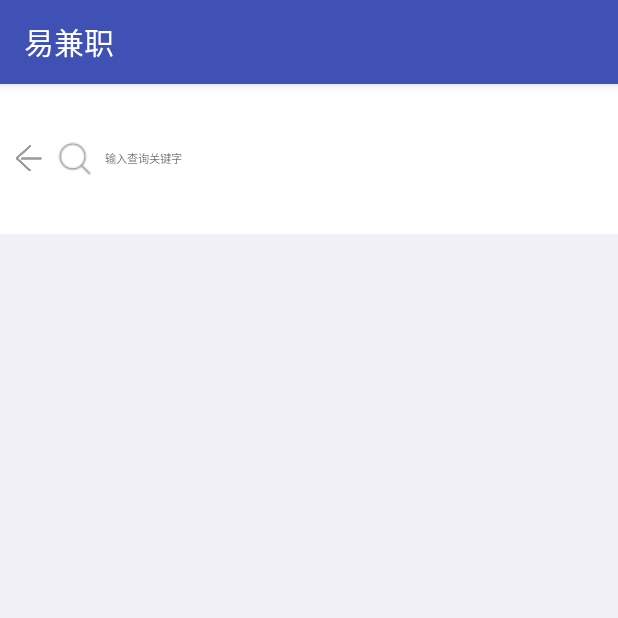
After one commit to yishuixiaozi/Partwork, an Android app: the SearchDemo screen opened directly, with no data from a screen before it, on a phone screen of 412 x 824 dp, the top half of it. The commit adds this screen. Run offline under Robolectric (Android 15) with nearby library versions, the phone set to English and light mode, and no system bars.

Commit message:
第六次上传：2018、3、6搜索框设置完成

```diff
--- a/app/src/main/AndroidManifest.xml
+++ b/app/src/main/AndroidManifest.xml
@@ -51,6 +51,7 @@
         <activity android:name=".HomeActivity" />
         <activity android:name=".PreviewActivity" />
         <activity android:name=".UdmoveActivity" />
+        <activity android:name=".SearchDemo"/>
     </application>
 
 </manifest>
--- a/app/src/main/java/com/hhit/edu/partwork/MainActivity.java
+++ b/app/src/main/java/com/hhit/edu/partwork/MainActivity.java
@@ -35,4 +35,8 @@ public class MainActivity extends AppCompatActivity {
         startActivity(new Intent(this,UdmoveActivity.class));
     }
     /*去搜索界面*/
+    public void goSearch(View view){
+        System.out.println("这是搜索的内容");
+        startActivity(new Intent(this,SearchDemo.class));
+    }
 }
--- /dev/null
+++ b/app/src/main/java/com/hhit/edu/partwork/SearchDemo.java
@@ -0,0 +1,48 @@
+package com.hhit.edu.partwork;
+import android.os.Bundle;
+import android.support.v7.app.AppCompatActivity;
+
+import com.hhit.edu.view.ICallBack;
+import com.hhit.edu.view.SearchView;
+import com.hhit.edu.view.bCallBack;
+
+/**
+ * Created by Carson_Ho on 17/8/11.
+ */
+
+public class SearchDemo extends AppCompatActivity {
+
+    // 1. 初始化搜索框变量
+    private SearchView searchView;
+    @Override
+    protected void onCreate(Bundle savedInstanceState) {
+        super.onCreate(savedInstanceState);
+        System.out.println("2121212121212");
+        // 2. 绑定视图
+        setContentView(R.layout.activity_search);
+        System.out.println("1111111111111");
+        // 3. 绑定组件
+        searchView = (SearchView) findViewById(R.id.search_view);
+
+        // 4. 设置点击搜索按键后的操作（通过回调接口）
+        // 参数 = 搜索框输入的内容
+        System.out.println("22222122222");
+        searchView.setOnClickSearch(new ICallBack() {
+            @Override
+            public void SearchAciton(String string) {
+                System.out.println("我收到了" + string);
+            }
+        });
+        System.out.println("33333333333");
+        // 5. 设置点击返回按键后的操作（通过回调接口）
+        searchView.setOnClickBack(new bCallBack() {
+            @Override
+            public void BackAciton() {
+                finish();
+            }
+        });
+        System.out.println("44444444444");
+
+
+    }
+}
--- /dev/null
+++ b/app/src/main/java/com/hhit/edu/view/EditText_Clear.java
@@ -0,0 +1,120 @@
+package com.hhit.edu.view;
+
+import android.content.Context;
+import android.graphics.Rect;
+import android.graphics.drawable.Drawable;
+import android.util.AttributeSet;
+import android.view.MotionEvent;
+
+import com.hhit.edu.partwork.R;
+
+/**
+ * Created by Carson_Ho on 17/8/10.
+ */
+
+public class EditText_Clear extends android.support.v7.widget.AppCompatEditText {
+
+
+    /**
+     * 步骤1：定义左侧搜索图标 & 一键删除图标
+     */
+    private Drawable clearDrawable,searchDrawable;
+
+    public EditText_Clear(Context context) {
+        super(context);
+        init();
+        // 初始化该组件时，对EditText_Clear进行初始化 ->>步骤2
+    }
+
+    public EditText_Clear(Context context, AttributeSet attrs) {
+        super(context, attrs);
+        init();
+    }
+
+    public EditText_Clear(Context context, AttributeSet attrs, int defStyleAttr) {
+        super(context, attrs, defStyleAttr);
+        init();
+    }
+
+    /**
+     * 步骤2：初始化 图标资源
+     */
+    private void init() {
+        clearDrawable = getResources().getDrawable(R.drawable.clear);
+        searchDrawable = getResources().getDrawable(R.drawable.search);
+
+        setCompoundDrawablesWithIntrinsicBounds(searchDrawable, null,
+                null, null);
+        // setCompoundDrawablesWithIntrinsicBounds(Drawable left, Drawable top, Drawable right, Drawable bottom)介绍
+        // 作用：在EditText上、下、左、右设置图标（相当于android:drawableLeft=""  android:drawableRight=""）
+        // 注1：setCompoundDrawablesWithIntrinsicBounds（）传入的Drawable的宽高=固有宽高（自动通过getIntrinsicWidth（）& getIntrinsicHeight（）获取）
+        // 注2：若不想在某个地方显示，则设置为null
+        // 此处设置了左侧搜索图标
+
+        // 另外一个相似的方法：setCompoundDrawables(Drawable left, Drawable top, Drawable right, Drawable bottom)介绍
+        // 与setCompoundDrawablesWithIntrinsicBounds（）的区别：可设置图标大小
+        // 传入的Drawable对象必须已经setBounds(x,y,width,height)，即必须设置过初始位置、宽和高等信息
+        // x:组件在容器X轴上的起点 y:组件在容器Y轴上的起点 width:组件的长度 height:组件的高度
+    }
+
+
+    /**
+     * 步骤3：通过监听复写EditText本身的方法来确定是否显示删除图标
+     * 监听方法：onTextChanged（） & onFocusChanged（）
+     * 调用时刻：当输入框内容变化时 & 焦点发生变化时
+     */
+
+    @Override
+    protected void onTextChanged(CharSequence text, int start, int lengthBefore, int lengthAfter) {
+        super.onTextChanged(text, start, lengthBefore, lengthAfter);
+        setClearIconVisible(hasFocus() && text.length() > 0);
+        // hasFocus()返回是否获得EditTEXT的焦点，即是否选中
+        // setClearIconVisible（） = 根据传入的是否选中 & 是否有输入来判断是否显示删除图标->>关注1
+    }
+
+    @Override
+    protected void onFocusChanged(boolean focused, int direction, Rect previouslyFocusedRect) {
+        super.onFocusChanged(focused, direction, previouslyFocusedRect);
+        setClearIconVisible(focused && length() > 0);
+        // focused = 是否获得焦点
+        // 同样根据setClearIconVisible（）判断是否要显示删除图标
+    }
+
+    /**
+     * 关注1
+     * 作用：判断是否显示删除图标
+     */
+    private void setClearIconVisible(boolean visible) {
+        setCompoundDrawablesWithIntrinsicBounds(searchDrawable, null,
+                visible ? clearDrawable : null, null);
+    }
+
+    /**
+     * 步骤4：对删除图标区域设置点击事件，即"点击 = 清空搜索框内容"
+     * 原理：当手指抬起的位置在删除图标的区域，即视为点击了删除图标 = 清空搜索框内容
+     */
+    @Override
+    public boolean onTouchEvent(MotionEvent event) {
+        switch (event.getAction()) {
+            // 原理：当手指抬起的位置在删除图标的区域，即视为点击了删除图标 = 清空搜索框内容
+            case MotionEvent.ACTION_UP:
+                Drawable drawable = clearDrawable;
+                if (drawable != null && event.getX() <= (getWidth() - getPaddingRight())
+                        && event.getX() >= (getWidth() - getPaddingRight() - drawable.getBounds().width())) {
+                    setText("");
+                }
+                // 判断条件说明
+                // event.getX() ：抬起时的位置坐标
+                // getWidth()：控件的宽度
+                // getPaddingRight():删除图标图标右边缘至EditText控件右边缘的距离
+                // 即：getWidth() - getPaddingRight() = 删除图标的右边缘坐标 = X1
+                // getWidth() - getPaddingRight() - drawable.getBounds().width() = 删除图标左边缘的坐标 = X2
+                // 所以X1与X2之间的区域 = 删除图标的区域
+                // 当手指抬起的位置在删除图标的区域（X2=<event.getX() <=X1），即视为点击了删除图标 = 清空搜索框内容
+                break;
+        }
+        return super.onTouchEvent(event);
+    }
+
+
+}
--- /dev/null
+++ b/app/src/main/java/com/hhit/edu/view/ICallBack.java
@@ -0,0 +1,10 @@
+package com.hhit.edu.view;
+
+/**
+ * Created by Carson_Ho on 17/8/10.
+ */
+
+public interface ICallBack {
+    void SearchAciton(String string);
+
+}
--- /dev/null
+++ b/app/src/main/java/com/hhit/edu/view/RecordSQLiteOpenHelper.java
@@ -0,0 +1,32 @@
+package com.hhit.edu.view;
+
+import android.content.Context;
+import android.database.sqlite.SQLiteDatabase;
+import android.database.sqlite.SQLiteOpenHelper;
+
+/**
+ * Created by Carson_Ho on 17/8/10.
+ */
+
+// 继承自SQLiteOpenHelper数据库类的子类
+public class RecordSQLiteOpenHelper extends SQLiteOpenHelper {
+
+    private static String name = "temp.db";
+    private static Integer version = 1;
+
+    public RecordSQLiteOpenHelper(Context context) {
+        super(context, name, null, version);
+    }
+
+    @Override
+    public void onCreate(SQLiteDatabase db) {
+        // 打开数据库 & 建立了一个叫records的表，里面只有一列name来存储历史记录：
+        db.execSQL("create table records(id integer primary key autoincrement,name varchar(200))");
+    }
+
+    @Override
+    public void onUpgrade(SQLiteDatabase db, int oldVersion, int newVersion) {
+
+    }
+
+}
--- /dev/null
+++ b/app/src/main/java/com/hhit/edu/view/SearchListView.java
@@ -0,0 +1,32 @@
+package com.hhit.edu.view;
+
+import android.content.Context;
+import android.util.AttributeSet;
+import android.widget.ListView;
+
+/**
+ * Created by Carson_Ho on 17/8/10.
+ */
+
+public class SearchListView extends ListView {
+    public SearchListView(Context context) {
+        super(context);
+    }
+
+    public SearchListView(Context context, AttributeSet attrs) {
+        super(context, attrs);
+    }
+
+    public SearchListView(Context context, AttributeSet attrs, int defStyle) {
+        super(context, attrs, defStyle);
+    }
+
+    //通过复写其onMeasure方法、达到对ScrollView适配的效果
+    @Override
+    protected void onMeasure(int widthMeasureSpec, int heightMeasureSpec) {
+        int expandSpec = MeasureSpec.makeMeasureSpec(Integer.MAX_VALUE >> 2,
+                MeasureSpec.AT_MOST);
+        super.onMeasure(widthMeasureSpec, expandSpec);
+    }
+
+}
--- /dev/null
+++ b/app/src/main/java/com/hhit/edu/view/SearchView.java
@@ -0,0 +1,348 @@
+package com.hhit.edu.view;
+
+import android.content.Context;
+import android.content.res.TypedArray;
+import android.database.Cursor;
+import android.database.sqlite.SQLiteDatabase;
+import android.text.Editable;
+import android.text.TextWatcher;
+import android.util.AttributeSet;
+import android.view.KeyEvent;
+import android.view.LayoutInflater;
+import android.view.View;
+import android.widget.AdapterView;
+import android.widget.BaseAdapter;
+import android.widget.CursorAdapter;
+import android.widget.EditText;
+import android.widget.ImageView;
+import android.widget.LinearLayout;
+import android.widget.SimpleCursorAdapter;
+import android.widget.TextView;
+import android.widget.Toast;
+
+import com.hhit.edu.partwork.R;
+
+/**
+ * Created by Carson_Ho on 17/8/10.
+ */
+
+public class SearchView extends LinearLayout {
+
+    /**
+     * 初始化成员变量
+     */
+    private Context context;
+
+    // 搜索框组件
+    private EditText et_search; // 搜索按键
+    private TextView tv_clear;  // 删除搜索记录按键
+    private LinearLayout search_block; // 搜索框布局
+    private ImageView searchBack; // 返回按键
+
+
+    // ListView列表 & 适配器
+    private SearchListView listView;
+    private BaseAdapter adapter;
+
+    // 数据库变量
+    // 用于存放历史搜索记录
+    private RecordSQLiteOpenHelper helper ;
+    private SQLiteDatabase db;
+
+    // 回调接口
+    private  ICallBack mCallBack;// 搜索按键回调接口
+    private  bCallBack bCallBack; // 返回按键回调接口
+
+    // 自定义属性设置
+    // 1. 搜索字体属性设置：大小、颜色 & 默认提示
+    private Float textSizeSearch;
+    private int textColorSearch;
+    private String textHintSearch;
+
+    // 2. 搜索框设置：高度 & 颜色
+    private int searchBlockHeight;
+    private int searchBlockColor;
+
+    /**
+     * 构造函数
+     * 作用：对搜索框进行初始化
+     */
+    public SearchView(Context context) {
+        super(context);
+        this.context = context;
+        init();
+    }
+
+    public SearchView(Context context, AttributeSet attrs) {
+        super(context, attrs);
+        this.context = context;
+        initAttrs(context, attrs); // ->>关注a
+        init();// ->>关注b
+    }
+
+    public SearchView(Context context, AttributeSet attrs, int defStyleAttr) {
+        super(context, attrs, defStyleAttr);
+        this.context = context;
+        initAttrs(context, attrs);
+        init();
+    }
+
+    /**
+     * 关注a
+     * 作用：初始化自定义属性
+     */
+    private void initAttrs(Context context, AttributeSet attrs) {
+
+        // 控件资源名称
+        TypedArray typedArray = context.obtainStyledAttributes(attrs, R.styleable.Search_View);
+
+        // 搜索框字体大小（dp）
+        textSizeSearch = typedArray.getDimension(R.styleable.Search_View_textSizeSearch, 20);
+
+        // 搜索框字体颜色（使用十六进制代码，如#333、#8e8e8e）
+        int defaultColor = context.getResources().getColor(R.color.colorText); // 默认颜色 = 灰色
+        textColorSearch = typedArray.getColor(R.styleable.Search_View_textColorSearch, defaultColor);
+
+        // 搜索框提示内容（String）
+        textHintSearch = typedArray.getString(R.styleable.Search_View_textHintSearch);
+
+        // 搜索框高度
+        searchBlockHeight = typedArray.getInteger(R.styleable.Search_View_searchBlockHeight, 150);
+
+        // 搜索框颜色
+        int defaultColor2 = context.getResources().getColor(R.color.colorDefault); // 默认颜色 = 白色
+        searchBlockColor = typedArray.getColor(R.styleable.Search_View_searchBlockColor, defaultColor2);
+
+        // 释放资源
+        typedArray.recycle();
+    }
+
+
+    /**
+     * 关注b
+     * 作用：初始化搜索框
+     */
+    private void init(){
+
+        // 1. 初始化UI组件->>关注c
+        initView();
+
+        // 2. 实例化数据库SQLiteOpenHelper子类对象
+        helper = new RecordSQLiteOpenHelper(context);
+
+        // 3. 第1次进入时查询所有的历史搜索记录
+        queryData("");
+
+        /**
+         * "清空搜索历史"按钮
+         */
+        tv_clear.setOnClickListener(new OnClickListener() {
+            @Override
+            public void onClick(View v) {
+
+                // 清空数据库->>关注2
+                deleteData();
+                // 模糊搜索空字符 = 显示所有的搜索历史（此时是没有搜索记录的）
+                queryData("");
+            }
+        });
+
+        /**
+         * 监听输入键盘更换后的搜索按键
+         * 调用时刻：点击键盘上的搜索键时
+         */
+        et_search.setOnKeyListener(new OnKeyListener() {
+            public boolean onKey(View v, int keyCode, KeyEvent event) {
+                if (keyCode == KeyEvent.KEYCODE_ENTER && event.getAction() == KeyEvent.ACTION_DOWN) {
+
+                    // 1. 点击搜索按键后，根据输入的搜索字段进行查询
+                    // 注：由于此处需求会根据自身情况不同而不同，所以具体逻辑由开发者自己实现，此处仅留出接口
+                    if (!(mCallBack == null)){
+                        mCallBack.SearchAciton(et_search.getText().toString());
+                    }
+                    Toast.makeText(context, "需要搜索的是" + et_search.getText(), Toast.LENGTH_SHORT).show();
+
+                    // 2. 点击搜索键后，对该搜索字段在数据库是否存在进行检查（查询）->> 关注1
+                    boolean hasData = hasData(et_search.getText().toString().trim());
+                    // 3. 若存在，则不保存；若不存在，则将该搜索字段保存（插入）到数据库，并作为历史搜索记录
+                    if (!hasData) {
+                        insertData(et_search.getText().toString().trim());
+                        queryData("");
+                    }
+                }
+                return false;
+            }
+        });
+
+
+        /**
+         * 搜索框的文本变化实时监听
+         */
+        et_search.addTextChangedListener(new TextWatcher() {
+            @Override
+            public void beforeTextChanged(CharSequence s, int start, int count, int after) {
+
+            }
+
+            @Override
+            public void onTextChanged(CharSequence s, int start, int before, int count) {
+
+            }
+
+            // 输入文本后调用该方法
+            @Override
+            public void afterTextChanged(Editable s) {
+                // 每次输入后，模糊查询数据库 & 显示
+                // 注：若搜索框为空,则模糊搜索空字符 = 显示所有的搜索历史
+                String tempName = et_search.getText().toString();
+                queryData(tempName); // ->>关注1
+
+            }
+        });
+
+
+        /**
+         * 搜索记录列表（ListView）监听
+         * 即当用户点击搜索历史里的字段后,会直接将结果当作搜索字段进行搜索
+         */
+        listView.setOnItemClickListener(new AdapterView.OnItemClickListener() {
+            @Override
+            public void onItemClick(AdapterView<?> parent, View view, int position, long id) {
+
+                // 获取用户点击列表里的文字,并自动填充到搜索框内
+                TextView textView = (TextView) view.findViewById(android.R.id.text1);
+                String name = textView.getText().toString();
+                et_search.setText(name);
+                Toast.makeText(context, name, Toast.LENGTH_SHORT).show();
+            }
+        });
+
+        /**
+         * 点击返回按键后的事件
+         */
+        searchBack.setOnClickListener(new OnClickListener() {
+            @Override
+            public void onClick(View v) {
+                // 注：由于返回需求会根据自身情况不同而不同，所以具体逻辑由开发者自己实现，此处仅留出接口
+                if (!(bCallBack == null)){
+                    bCallBack.BackAciton();
+                }
+
+                //根据输入的内容模糊查询商品，并跳转到另一个界面，这个根据需求实现
+                Toast.makeText(context, "返回到上一页", Toast.LENGTH_SHORT).show();
+            }
+        });
+
+    }
+
+
+    /**
+     * 关注c：绑定搜索框xml视图
+     */
+    private void initView(){
+
+        System.out.println("SearchView里边的初始化内容");
+        // 1. 绑定R.layout.search_layout作为搜索框的xml文件
+        LayoutInflater.from(context).inflate(R.layout.search_layout,this);
+        System.out.println("initView11111111111");
+        // 2. 绑定搜索框EditText
+        et_search = (EditText) findViewById(R.id.et_search);
+        et_search.setTextSize(textSizeSearch);
+        et_search.setTextColor(textColorSearch);
+        et_search.setHint(textHintSearch);
+
+        // 3. 搜索框背景颜色
+        search_block = (LinearLayout)findViewById(R.id.search_block);
+        LayoutParams params = (LayoutParams) search_block.getLayoutParams();
+        params.height = searchBlockHeight;
+        search_block.setBackgroundColor(searchBlockColor);
+        search_block.setLayoutParams(params);
+
+        // 4. 历史搜索记录 = ListView显示
+        listView = (SearchListView) findViewById(R.id.listView);
+
+        // 5. 删除历史搜索记录 按钮
+        tv_clear = (TextView) findViewById(R.id.tv_clear);
+        tv_clear.setVisibility(INVISIBLE);
+
+        // 6. 返回按键
+        searchBack = (ImageView) findViewById(R.id.search_back);
+
+    }
+
+    /**
+     * 关注1
+     * 模糊查询数据 & 显示到ListView列表上
+     */
+    private void queryData(String tempName) {
+
+        // 1. 模糊搜索
+        Cursor cursor = helper.getReadableDatabase().rawQuery(
+                "select id as _id,name from records where name like '%" + tempName + "%' order by id desc ", null);
+        // 2. 创建adapter适配器对象 & 装入模糊搜索的结果
+        adapter = new SimpleCursorAdapter(context, android.R.layout.simple_list_item_1, cursor, new String[] { "name" },
+                new int[] { android.R.id.text1 }, CursorAdapter.FLAG_REGISTER_CONTENT_OBSERVER);
+        // 3. 设置适配器
+        listView.setAdapter(adapter);
+        adapter.notifyDataSetChanged();
+
+        System.out.println(cursor.getCount());
+        // 当输入框为空 & 数据库中有搜索记录时，显示 "删除搜索记录"按钮
+        if (tempName.equals("") && cursor.getCount() != 0){
+            tv_clear.setVisibility(VISIBLE);
+        }
+        else {
+            tv_clear.setVisibility(INVISIBLE);
+        };
+
+    }
+
+    /**
+     * 关注2：清空数据库
+     */
+    private void deleteData() {
+
+        db = helper.getWritableDatabase();
+        db.execSQL("delete from records");
+        db.close();
+        tv_clear.setVisibility(INVISIBLE);
+    }
+
+    /**
+     * 关注3
+     * 检查数据库中是否已经有该搜索记录
+     */
+    private boolean hasData(String tempName) {
+        // 从数据库中Record表里找到name=tempName的id
+        Cursor cursor = helper.getReadableDatabase().rawQuery(
+                "select id as _id,name from records where name =?", new String[]{tempName});
+        //  判断是否有下一个
+        return cursor.moveToNext();
+    }
+
+    /**
+     * 关注4
+     * 插入数据到数据库，即写入搜索字段到历史搜索记录
+     */
+    private void insertData(String tempName) {
+        db = helper.getWritableDatabase();
+        db.execSQL("insert into records(name) values('" + tempName + "')");
+        db.close();
+    }
+
+    /**
+     * 点击键盘中搜索键后的操作，用于接口回调
+     */
+    public void setOnClickSearch(ICallBack mCallBack){
+        this.mCallBack = mCallBack;
+
+    }
+
+    /**
+     * 点击返回后的操作，用于接口回调
+     */
+    public void setOnClickBack(bCallBack bCallBack){
+        this.bCallBack = bCallBack;
+
+    }
+}
--- /dev/null
+++ b/app/src/main/java/com/hhit/edu/view/bCallBack.java
@@ -0,0 +1,9 @@
+package com.hhit.edu.view;
+
+/**
+ * Created by Carson_Ho on 17/8/11.
+ */
+
+public interface bCallBack {
+    void BackAciton();
+}
--- /dev/null
+++ b/app/src/main/res/layout/activity_search.xml
@@ -0,0 +1,20 @@
+<?xml version="1.0" encoding="utf-8"?>
+<RelativeLayout xmlns:android="http://schemas.android.com/apk/res/android"
+    xmlns:tools="http://schemas.android.com/tools"
+    xmlns:app="http://schemas.android.com/apk/res-auto"
+    android:layout_width="match_parent"
+    android:layout_height="match_parent"
+    android:background="@color/colorBackground"
+    >
+
+    <com.hhit.edu.view.SearchView
+        android:id="@+id/search_view"
+        android:layout_width="match_parent"
+        android:layout_height="wrap_content"
+        app:textSizeSearch="5dp"
+        app:textColorSearch="#9b9b9b"
+        app:textHintSearch="输入查询关键字"
+        app:searchBlockHeight="150"
+        app:searchBlockColor="#ffffff"
+        />
+</RelativeLayout>
--- /dev/null
+++ b/app/src/main/res/layout/search_layout.xml
@@ -0,0 +1,64 @@
+<?xml version="1.0" encoding="utf-8"?>
+<LinearLayout xmlns:android="http://schemas.android.com/apk/res/android"
+    android:layout_width="match_parent"
+    android:layout_height="match_parent"
+    android:focusableInTouchMode="true"
+    android:orientation="vertical">
+
+    <LinearLayout
+        android:id="@+id/search_block"
+        android:layout_width="match_parent"
+        android:layout_height="10dp"
+        android:orientation="horizontal"
+        android:paddingRight="10dp"
+        >
+        <ImageView
+            android:id="@+id/search_back"
+            android:layout_width="38dp"
+            android:layout_height="38dp"
+            android:layout_gravity="center_vertical"
+            android:padding="10dp"
+            android:src="@drawable/back" />
+
+        <com.hhit.edu.view.EditText_Clear
+            android:id="@+id/et_search"
+            android:layout_width="0dp"
+            android:layout_height="fill_parent"
+            android:layout_weight="264"
+            android:background="@null"
+            android:drawableLeft="@drawable/search"
+            android:drawablePadding="8dp"
+            android:gravity="start|center_vertical"
+            android:imeOptions="actionSearch"
+            android:singleLine="true"
+            />
+
+    </LinearLayout>
+
+    <ScrollView
+        android:layout_width="wrap_content"
+        android:layout_height="wrap_content">
+
+        <LinearLayout
+            android:layout_width="match_parent"
+            android:layout_height="wrap_content"
+            android:orientation="vertical">
+
+            <com.hhit.edu.view.SearchListView
+                android:id="@+id/listView"
+                android:layout_width="match_parent"
+                android:layout_height="wrap_content">
+
+            </com.hhit.edu.view.SearchListView>
+
+            <TextView
+                android:id="@+id/tv_clear"
+                android:layout_width="match_parent"
+                android:layout_height="40dp"
+                android:background="#F6F6F6"
+                android:gravity="center"
+                android:text="清除搜索历史"
+                android:visibility="invisible" />
+        </LinearLayout>
+    </ScrollView>
+</LinearLayout>
```
Also changed, not shown: app/src/main/res/values/attrs.xml (added, +10 -0 lines), app/src/main/res/drawable/back.png (added), app/src/main/res/drawable/clear.png (added), app/src/main/res/drawable/search.png (added).
